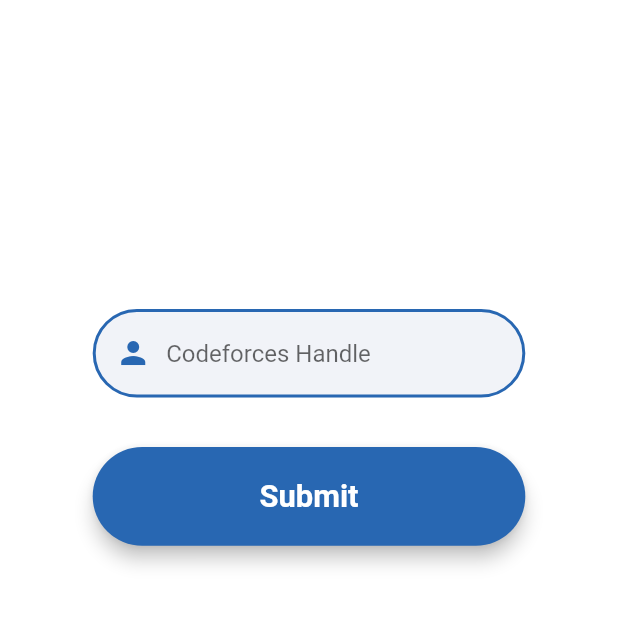
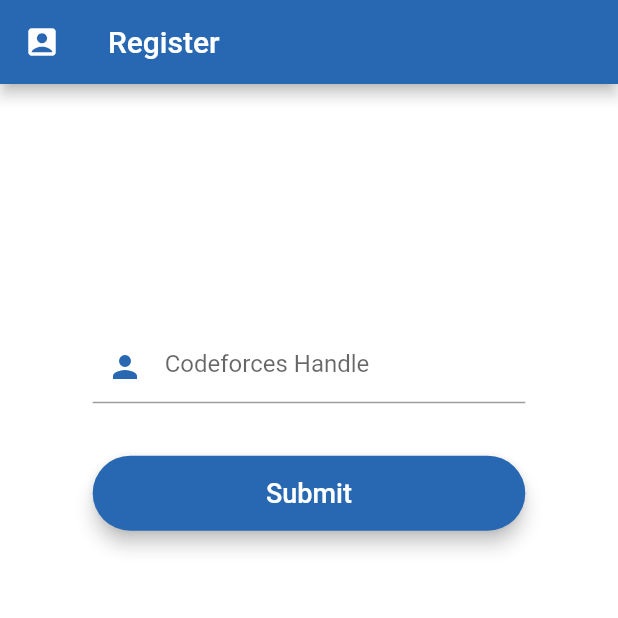
Before and after one commit to vrajankleshwaria/testing, a Flutter app: the screen it shows after launch, after a tap on "Submit", on a phone screen of 412 x 824 dp, the top half of it. Run offline on Flutter 3.47's test engine with Material 2 defaults, Android fonts, the phone set to English and light mode, and no system bars; our stand-ins replace shared_preferences; network calls fail.

Commit message:
register done

```diff
--- a/lib/Screens/HomePage.dart
+++ b/lib/Screens/HomePage.dart
@@ -18,6 +18,7 @@ class _HomePageState extends State<HomePage> {
 
   @override
   Widget build(BuildContext context) {
+    // willpopscope -- ask user to again press back to exit from app
     return Scaffold(
       appBar: AppBar(
         backgroundColor: Theme.of(context).primaryColor,
--- a/lib/Screens/Register.dart
+++ b/lib/Screens/Register.dart
@@ -27,7 +27,9 @@ class _RegisterState extends State<Register> {
     print('-----' + (response.statusCode).toString());
     if (response.statusCode == 200) {
       print('User found');
-      _setUser(_userName);
+      //_setUser(_userName);
+
+      Navigator.pop(context); // idk its right way or not but its working :)
       Navigator.push(
         context,
         MaterialPageRoute(builder: (context) => HomePage(_userName)),
@@ -48,10 +50,8 @@ class _RegisterState extends State<Register> {
       controller: _controller,
       cursorColor: Colors.black,
       decoration: InputDecoration(
-        filled: true,
-        fillColor: Color(0xFFf1f3f8),
         prefixIcon: Padding(
-          padding: EdgeInsets.only(left: 15.0, right: 10.0),
+          padding: EdgeInsets.only(left: 5.0, right: 10.0),
           child: Icon(
             Icons.person,
             color: Theme.of(context).primaryColor,
@@ -60,23 +60,6 @@ class _RegisterState extends State<Register> {
         //
         hintText: 'Codeforces Handle',
         //
-        enabledBorder: OutlineInputBorder(
-          borderRadius: BorderRadius.circular(width),
-          borderSide: BorderSide(
-            //color: Colors.transparent,
-            color: Theme.of(context).primaryColor,
-            width: 2.0,
-          ),
-        ),
-        //
-        // border which will be displayed on selecting this field.
-        border: OutlineInputBorder(
-          borderRadius: BorderRadius.circular(width),
-          borderSide: BorderSide(
-            color: Theme.of(context).primaryColor,
-            width: 4.0,
-          ),
-        ),
       ),
     );
 
@@ -88,8 +71,8 @@ class _RegisterState extends State<Register> {
         'Submit',
         style: TextStyle(
           color: Colors.white,
-          fontWeight: FontWeight.bold,
-          fontSize: height * 0.025,
+          //fontSize: height * 0.025,
+          fontSize: 18.0,
         ),
       ),
       shape: RoundedRectangleBorder(
@@ -97,7 +80,9 @@ class _RegisterState extends State<Register> {
       ),
       onPressed: () {
         setState(() {
+          FocusManager.instance.primaryFocus.unfocus();
           _userName = _controller.text;
+          _controller.clear();
           _userExist(_userName);
         });
       },
@@ -106,6 +91,12 @@ class _RegisterState extends State<Register> {
     return Scaffold(
       key: _scaffoldkey,
       resizeToAvoidBottomPadding: false,
+      appBar: AppBar(
+        leading: Icon(
+          Icons.account_box,
+        ),
+        title: Text('Register'),
+      ),
       body: SafeArea(
         child: Padding(
           padding: EdgeInsets.only(left: width * 0.15, right: width * 0.15),
@@ -113,14 +104,15 @@ class _RegisterState extends State<Register> {
             child: Column(
               children: <Widget>[
                 SizedBox(
-                  height: height * 0.25,
+                  height: height * 0.20,
                 ),
                 _inputField,
                 SizedBox(
-                  height: height * 0.04,
+                  height: 35.0,
                 ),
                 Container(
-                  height: height * 0.08,
+                  //height: height * 0.08,
+                  height: 50.0,
                   width: width,
                   //color: Theme.of(context).primaryColor,
                   child: _button,
--- a/lib/notes.txt
+++ b/lib/notes.txt
@@ -1,2 +1,3 @@
 global scaffold key - final GlobalKey<ScaffoldState> _scaffoldkey = new GlobalKey<ScaffoldState>();
 snackbar using scaffold key - _scaffoldkey.currentState.showSnackBar(snackBar);
+to unfoucus - FocusManager.instance.primaryFocus.unfocus();
```
